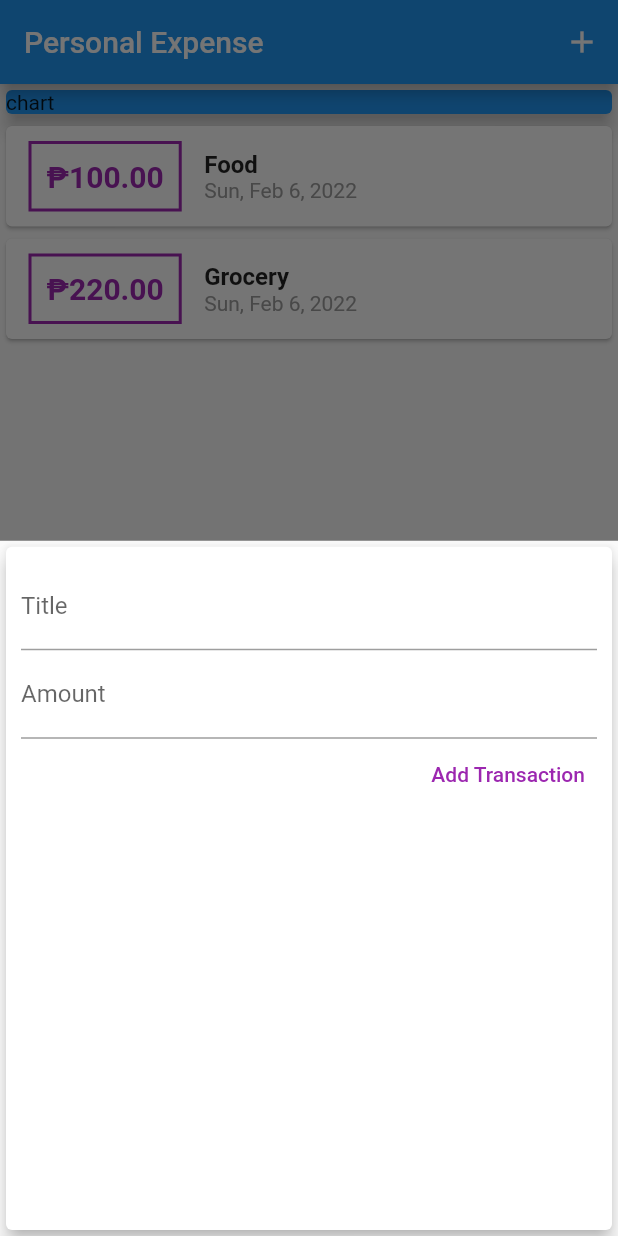
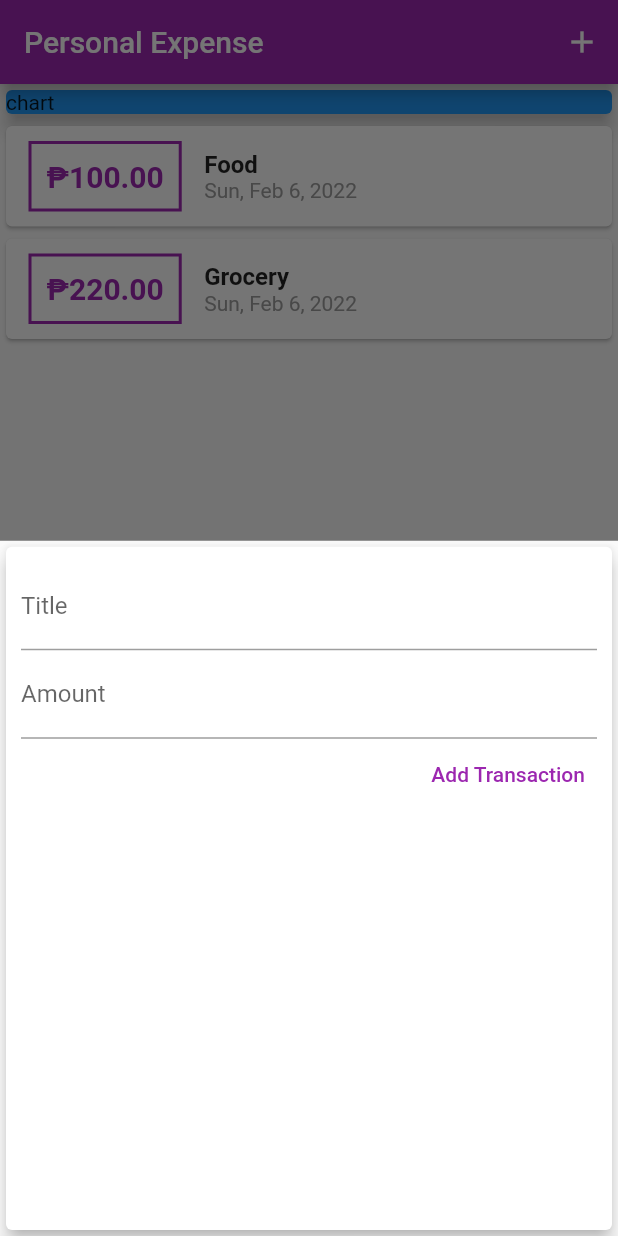
Before and after one commit to nollavpat/flutter_basic_apps, a Flutter app: the screen it shows after launch, after a tap on the "add" icon, on a phone screen of 412 x 824 dp. Run offline on Flutter 3.47's test engine with Material 2 defaults, Android fonts, the phone set to English and light mode, and no system bars; missing offline and left inert: window_size.

Commit message:
Use theme

```diff
--- a/lib/main.dart
+++ b/lib/main.dart
@@ -13,19 +13,21 @@ void main() {
     // setWindowMinSize(const Size(378.95, 800));
     // setWindowMaxSize(const Size(378.95, 800));
   }
-  runApp(const MyApp());
+  runApp(MyApp());
 }
 
 class MyApp extends StatelessWidget {
-  const MyApp({Key? key}) : super(key: key);
+  MyApp({Key? key}) : super(key: key);
+
+  final ThemeData theme = ThemeData(primarySwatch: Colors.purple);
 
   // This widget is the root of your application.
   @override
   Widget build(BuildContext context) {
     return MaterialApp(
       title: 'Flutter Demo',
-      theme: ThemeData(
-        primarySwatch: Colors.blue,
+      theme: theme.copyWith(
+        colorScheme: theme.colorScheme.copyWith(secondary: Colors.amber),
       ),
       home: const MyHomePage(title: 'Personal Expense'),
       debugShowCheckedModeBanner: false,
--- a/lib/widgets/transaction_list.dart
+++ b/lib/widgets/transaction_list.dart
@@ -25,14 +25,15 @@ class TransactionList extends StatelessWidget {
                   margin:
                       const EdgeInsets.symmetric(vertical: 10, horizontal: 15),
                   decoration: BoxDecoration(
-                      border: Border.all(color: Colors.purple, width: 2)),
+                      border: Border.all(
+                          color: Theme.of(context).primaryColor, width: 2)),
                   padding: const EdgeInsets.all(10),
                   child: Text(
                     phCurrency.format(tx.amount),
-                    style: const TextStyle(
+                    style: TextStyle(
                         fontWeight: FontWeight.bold,
                         fontSize: 20,
-                        color: Colors.purple),
+                        color: Theme.of(context).primaryColor),
                   ),
                 ),
                 Column(
```
